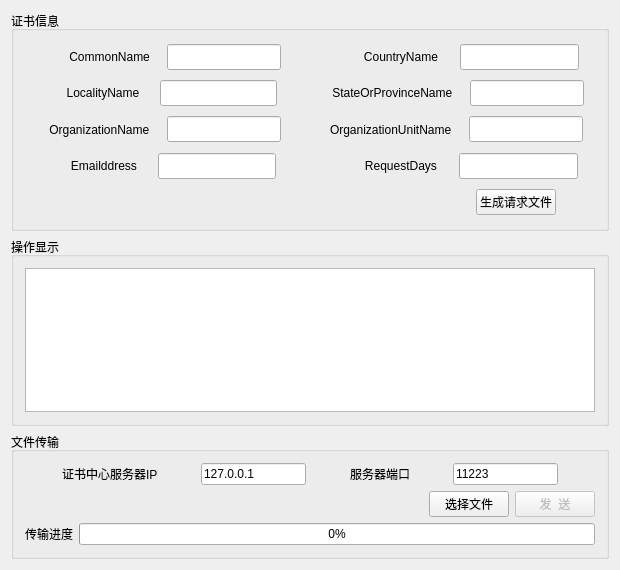
Above: new version/CAClient/CAClient/mainwindow.ui from zengrx/openssl_ca before the change. Below: the same form after it.
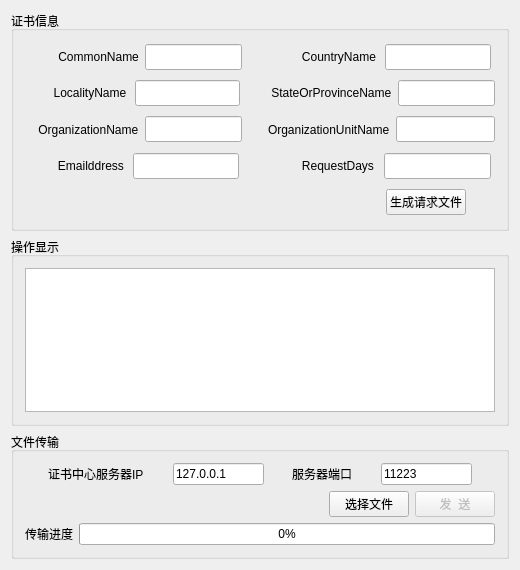
That is the form after the change. Icons and pictures are not drawn.

```diff
--- a/new version/CAClient/CAClient/mainwindow.ui
+++ b/new version/CAClient/CAClient/mainwindow.ui
@@ -6,7 +6,7 @@
    <rect>
     <x>0</x>
     <y>0</y>
-    <width>620</width>
+    <width>520</width>
     <height>570</height>
    </rect>
   </property>
```
Left out of the diff: 4 changed lines with no effect on the pictures.
